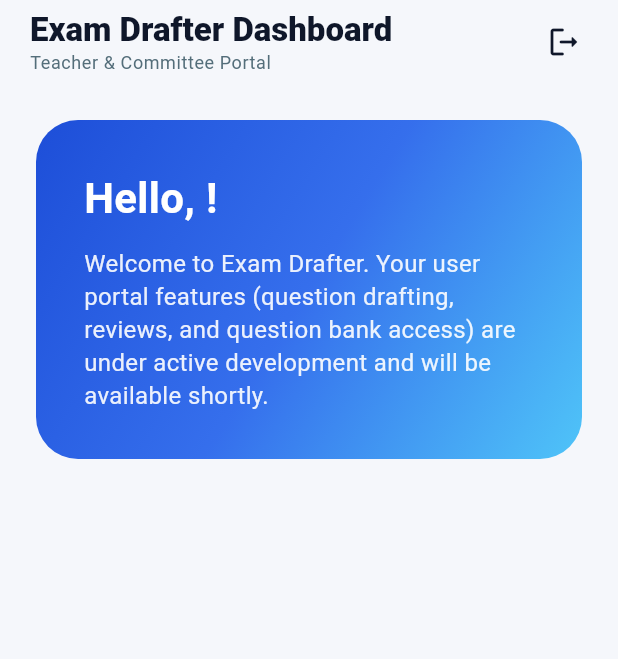
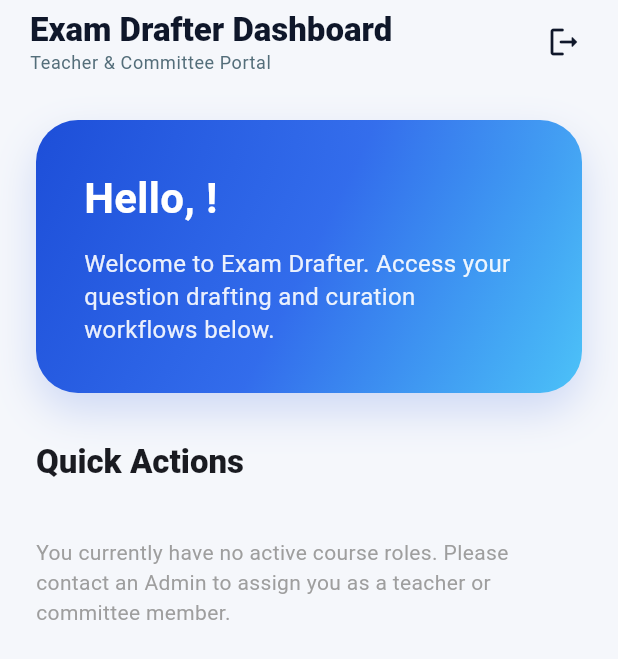
Before and after one commit to ted-devs/examdrafter, a Flutter app: the screen it shows once a user with an empty profile is signed in, on a phone screen of 412 x 824 dp. Shown: the top 659 px of the screen. Run offline on Flutter 3.47's test engine with Material 3 defaults, Android fonts, the light colour scheme and no system bars; our stand-ins replace cloud_firestore, firebase_auth, firebase_core; accounts and stored records are empty.

Commit message:
Integrate quick actions on dashboard and add workflow unit tests

```diff
--- a/lib/main.dart
+++ b/lib/main.dart
@@ -8,6 +8,9 @@ import 'screens/login_page.dart';
 import 'screens/taxonomy_management_screen.dart';
 import 'screens/user_roles_screen.dart';
 import 'screens/exam_commission_form.dart';
+import 'screens/committee_delegation_screen.dart';
+import 'screens/teacher_drafting_screen.dart';
+import 'screens/committee_curation_screen.dart';
 
 Future<void> main() async {
   WidgetsFlutterBinding.ensureInitialized();
@@ -235,7 +238,7 @@ class _MyHomePageState extends State<MyHomePage> {
     );
   }
 
-  Widget _buildAdminDashboard(BuildContext context, bool isSuperAdmin, String displayName) {
+  Widget _buildAdminDashboard(BuildContext context, bool isSuperAdmin, String displayName, Map<String, dynamic> roles) {
     return SingleChildScrollView(
       padding: const EdgeInsets.all(24),
       child: Column(
@@ -450,7 +453,7 @@ class _MyHomePageState extends State<MyHomePage> {
             ).textTheme.titleLarge?.copyWith(fontWeight: FontWeight.w800),
           ),
           const SizedBox(height: 12),
-          Wrap(
+           Wrap(
             spacing: 16,
             runSpacing: 16,
             children: [
@@ -483,6 +486,26 @@ class _MyHomePageState extends State<MyHomePage> {
                   icon: Icons.assignment_rounded,
                   color: const Color(0xFFF59E0B),
                   onTap: () => _open(const ExamCommissionForm()),
+                ),
+              ),
+              SizedBox(
+                width: 320,
+                child: _actionCard(
+                  title: 'Committee Delegation',
+                  subtitle: 'Set timelines and split quotas among teachers.',
+                  icon: Icons.assignment_ind_rounded,
+                  color: const Color(0xFF8B5CF6),
+                  onTap: () => _open(const CommitteeDelegationScreen()),
+                ),
+              ),
+              SizedBox(
+                width: 320,
+                child: _actionCard(
+                  title: 'Curation Board',
+                  subtitle: 'Collaborate on question selection and voting.',
+                  icon: Icons.rate_review_rounded,
+                  color: const Color(0xFFEC4899),
+                  onTap: () => _open(const CommitteeCurationScreen()),
                 ),
               ),
             ],
@@ -614,7 +637,10 @@ class _MyHomePageState extends State<MyHomePage> {
     );
   }
 
-  Widget _buildUserDashboard(BuildContext context, String displayName) {
+  Widget _buildUserDashboard(BuildContext context, String displayName, Map<String, dynamic> roles) {
+    final isTeacher = roles.entries.any((entry) => entry.key.startsWith('course_') && entry.value == 'teacher');
+    final isCommittee = roles.entries.any((entry) => entry.key.startsWith('course_') && (entry.value == 'committee_lead' || entry.value == 'committee_member'));
+
     return SingleChildScrollView(
       padding: const EdgeInsets.all(24),
       child: Column(
@@ -634,6 +660,13 @@ class _MyHomePageState extends State<MyHomePage> {
                 end: Alignment.bottomRight,
               ),
               borderRadius: BorderRadius.circular(28),
+              boxShadow: [
+                BoxShadow(
+                  color: const Color(0xFF1D4ED8).withValues(alpha: 0.18),
+                  blurRadius: 24,
+                  offset: const Offset(0, 12),
+                ),
+              ],
             ),
             child: Column(
               crossAxisAlignment: CrossAxisAlignment.start,
@@ -648,7 +681,7 @@ class _MyHomePageState extends State<MyHomePage> {
                 ),
                 const SizedBox(height: 12),
                 Text(
-                  'Welcome to Exam Drafter. Your user portal features (question drafting, reviews, and question bank access) are under active development and will be available shortly.',
+                  'Welcome to Exam Drafter. Access your question drafting and curation workflows below.',
                   style: TextStyle(
                     color: Colors.white.withValues(alpha: 0.9),
                     fontSize: 16,
@@ -657,6 +690,59 @@ class _MyHomePageState extends State<MyHomePage> {
                 ),
               ],
             ),
+          ),
+          const SizedBox(height: 32),
+          Text(
+            'Quick Actions',
+            style: Theme.of(context).textTheme.titleLarge?.copyWith(fontWeight: FontWeight.w800),
+          ),
+          const SizedBox(height: 12),
+          Wrap(
+            spacing: 16,
+            runSpacing: 16,
+            children: [
+              if (isTeacher)
+                SizedBox(
+                  width: 320,
+                  child: _actionCard(
+                    title: 'MCQ Drafting Workspace',
+                    subtitle: 'Create, edit, and submit delegated exam questions.',
+                    icon: Icons.edit_note_rounded,
+                    color: const Color(0xFF2563EB),
+                    onTap: () => _open(const TeacherDraftingScreen()),
+                  ),
+                ),
+              if (isCommittee) ...[
+                SizedBox(
+                  width: 320,
+                  child: _actionCard(
+                    title: 'Committee Delegation',
+                    subtitle: 'Set timelines and split quotas among teachers.',
+                    icon: Icons.assignment_ind_rounded,
+                    color: const Color(0xFFF59E0B),
+                    onTap: () => _open(const CommitteeDelegationScreen()),
+                  ),
+                ),
+                SizedBox(
+                  width: 320,
+                  child: _actionCard(
+                    title: 'Curation Board',
+                    subtitle: 'Collaborate on question selection and voting.',
+                    icon: Icons.rate_review_rounded,
+                    color: const Color(0xFF10B981),
+                    onTap: () => _open(const CommitteeCurationScreen()),
+                  ),
+                ),
+              ],
+              if (!isTeacher && !isCommittee)
+                const Padding(
+                  padding: EdgeInsets.symmetric(vertical: 24),
+                  child: Text(
+                    'You currently have no active course roles. Please contact an Admin to assign you as a teacher or committee member.',
+                    style: TextStyle(color: Colors.grey),
+                  ),
+                ),
+            ],
           ),
         ],
       ),
@@ -733,8 +819,8 @@ class _MyHomePageState extends State<MyHomePage> {
             ],
           ),
           body: isAnyAdmin
-              ? _buildAdminDashboard(context, isSuperAdmin, displayName)
-              : _buildUserDashboard(context, displayName),
+              ? _buildAdminDashboard(context, isSuperAdmin, displayName, roles)
+              : _buildUserDashboard(context, displayName, roles),
         );
       },
     );
```
Also changed, not shown: 1 other file.
